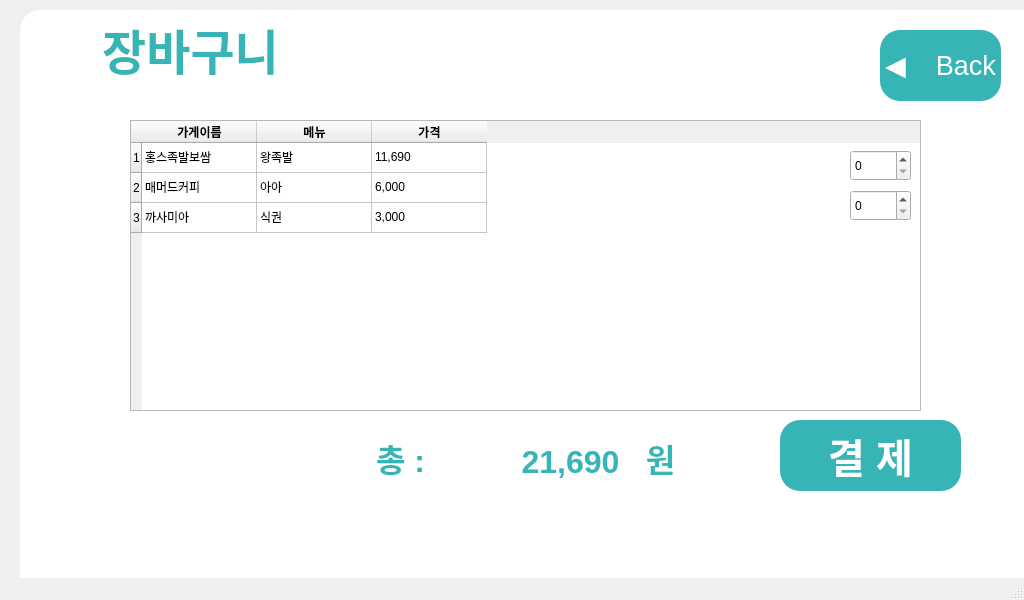
Above: kiosk/data/basket.ui from sna145815/Self-driving-airport-work-robot before the change. Below: the same form after it.
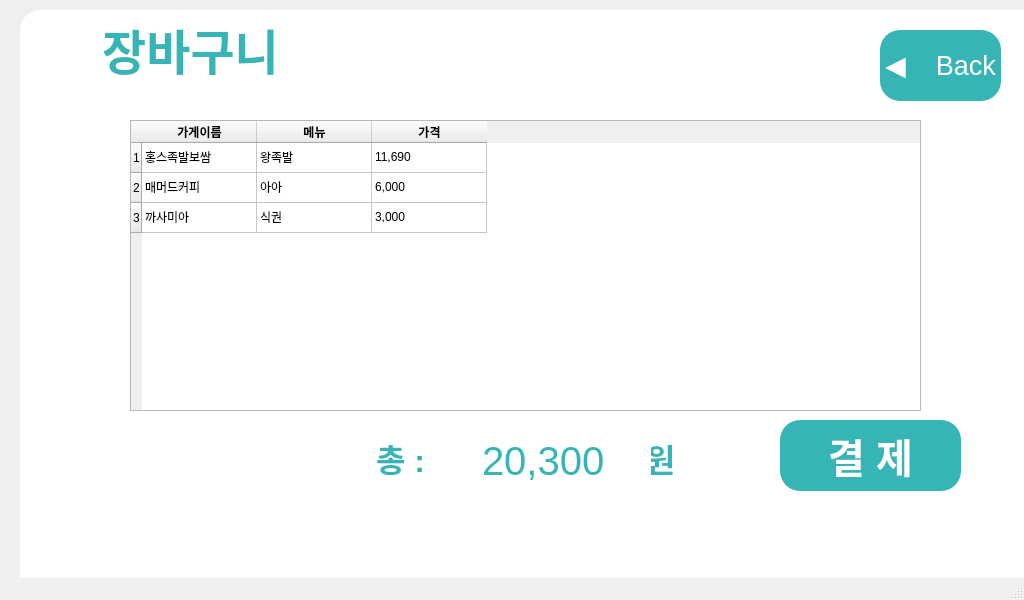
That is the form after the change.

Commit message: KioskManger,basket.ui, pay.ui, kioskGUISrv, tcp

```diff
--- a/kiosk/data/basket.ui
+++ b/kiosk/data/basket.ui
@@ -235,26 +235,6 @@
 &lt;p align=&quot;center&quot; style=&quot; margin-top:0px; margin-bottom:0px; margin-left:0px; margin-right:0px; -qt-block-indent:0; text-indent:0px;&quot;&gt;&lt;span style=&quot; font-size:24pt; font-weight:600;&quot;&gt;총 :&lt;/span&gt;&lt;/p&gt;&lt;/body&gt;&lt;/html&gt;</string>
     </property>
    </widget>
-   <widget class="QTextEdit" name="textEdit_3">
-    <property name="geometry">
-     <rect>
-      <x>490</x>
-      <y>440</y>
-      <width>161</width>
-      <height>51</height>
-     </rect>
-    </property>
-    <property name="styleSheet">
-     <string notr="true">color:rgb(55, 181, 182);background-color: rgb(255,255,255); border-radius: 20px</string>
-    </property>
-    <property name="html">
-     <string>&lt;!DOCTYPE HTML PUBLIC &quot;-//W3C//DTD HTML 4.0//EN&quot; &quot;http://www.w3.org/TR/REC-html40/strict.dtd&quot;&gt;
-&lt;html&gt;&lt;head&gt;&lt;meta name=&quot;qrichtext&quot; content=&quot;1&quot; /&gt;&lt;style type=&quot;text/css&quot;&gt;
-p, li { white-space: pre-wrap; }
-&lt;/style&gt;&lt;/head&gt;&lt;body style=&quot; font-family:'Ubuntu'; font-size:11pt; font-weight:400; font-style:normal;&quot;&gt;
-&lt;p align=&quot;center&quot; style=&quot; margin-top:0px; margin-bottom:0px; margin-left:0px; margin-right:0px; -qt-block-indent:0; text-indent:0px;&quot;&gt;&lt;span style=&quot; font-size:24pt; font-weight:600;&quot;&gt;21,690&lt;/span&gt;&lt;/p&gt;&lt;/body&gt;&lt;/html&gt;</string>
-    </property>
-   </widget>
    <widget class="QTextEdit" name="textEdit_4">
     <property name="geometry">
      <rect>
@@ -275,26 +255,6 @@
 &lt;p align=&quot;center&quot; style=&quot; margin-top:0px; margin-bottom:0px; margin-left:0px; margin-right:0px; -qt-block-indent:0; text-indent:0px;&quot;&gt;&lt;span style=&quot; font-size:24pt; font-weight:600;&quot;&gt;원&lt;/span&gt;&lt;/p&gt;&lt;/body&gt;&lt;/html&gt;</string>
     </property>
    </widget>
-   <widget class="QSpinBox" name="spinBox">
-    <property name="geometry">
-     <rect>
-      <x>850</x>
-      <y>150</y>
-      <width>61</width>
-      <height>31</height>
-     </rect>
-    </property>
-   </widget>
-   <widget class="QSpinBox" name="spinBox_2">
-    <property name="geometry">
-     <rect>
-      <x>850</x>
-      <y>190</y>
-      <width>61</width>
-      <height>31</height>
-     </rect>
-    </property>
-   </widget>
    <widget class="QPushButton" name="backBtn">
     <property name="geometry">
      <rect>
@@ -316,6 +276,30 @@
      <string>◀️    Back</string>
     </property>
    </widget>
+   <widget class="QLineEdit" name="lineEdit">
+    <property name="geometry">
+     <rect>
+      <x>480</x>
+      <y>430</y>
+      <width>171</width>
+      <height>61</height>
+     </rect>
+    </property>
+    <property name="font">
+     <font>
+      <pointsize>30</pointsize>
+     </font>
+    </property>
+    <property name="layoutDirection">
+     <enum>Qt::RightToLeft</enum>
+    </property>
+    <property name="styleSheet">
+     <string notr="true">color:rgb(55, 181, 182);background-color: rgb(255,255,255); border-radius: 20px</string>
+    </property>
+    <property name="text">
+     <string>20,300</string>
+    </property>
+   </widget>
   </widget>
   <widget class="QMenuBar" name="menubar">
    <property name="geometry">
```
The commit also changes 4 other files.
